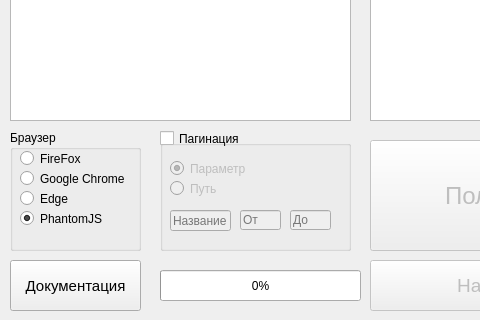
Above: mainwindow.ui from DMITRIYSNEGOV/universal_parser before the change; both pictures show x 0 to 480 and y 190 to 510 of the 990 by 510 pixel window. Below: the same form after it.
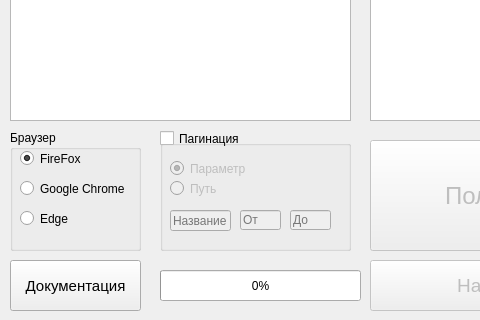
That is the form after the change.

Diff of the .ui file:
```diff
--- a/mainwindow.ui
+++ b/mainwindow.ui
@@ -122,12 +122,15 @@
      <property name="text">
       <string>FireFox</string>
      </property>
+     <property name="checked">
+      <bool>true</bool>
+     </property>
     </widget>
     <widget class="QRadioButton" name="radio_chrome">
      <property name="geometry">
       <rect>
        <x>10</x>
-       <y>40</y>
+       <y>50</y>
        <width>111</width>
        <height>17</height>
       </rect>
@@ -140,29 +143,13 @@
      <property name="geometry">
       <rect>
        <x>10</x>
-       <y>60</y>
-       <width>82</width>
-       <height>17</height>
-      </rect>
-     </property>
-     <property name="text">
-      <string>Edge</string>
-     </property>
-    </widget>
-    <widget class="QRadioButton" name="radio_phantomJS">
-     <property name="geometry">
-      <rect>
-       <x>10</x>
        <y>80</y>
        <width>82</width>
        <height>17</height>
       </rect>
      </property>
      <property name="text">
-      <string>PhantomJS</string>
-     </property>
-     <property name="checked">
-      <bool>true</bool>
+      <string>Edge</string>
      </property>
     </widget>
    </widget>
```
